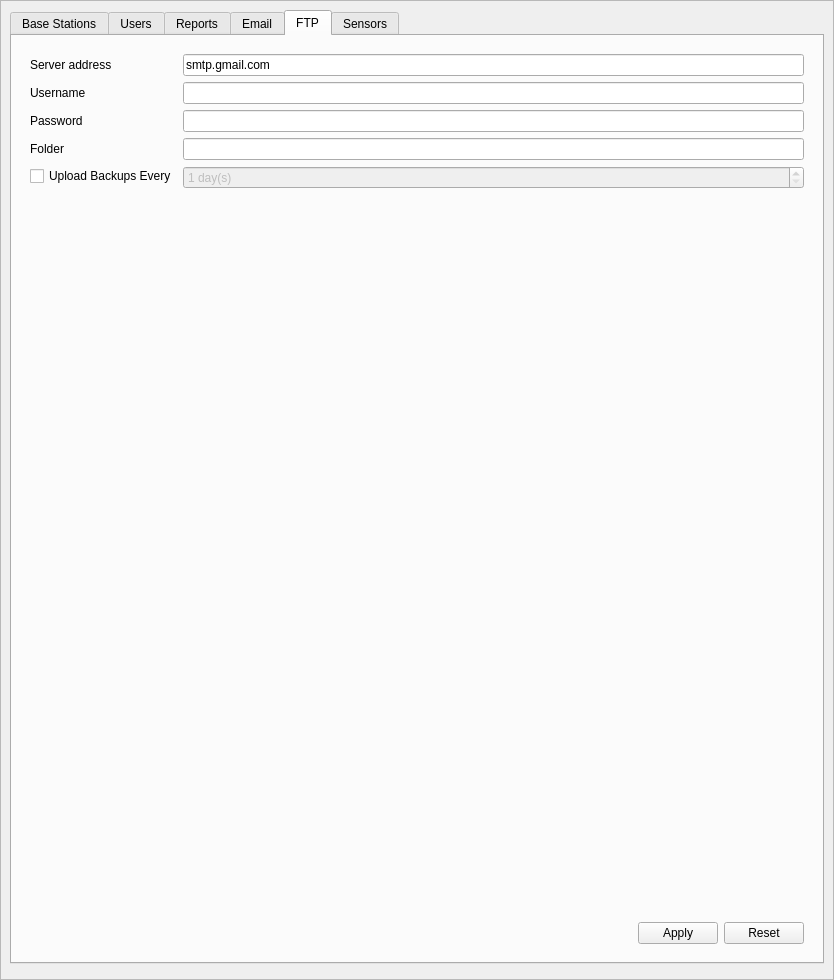
Above: manager/src/SettingsWidget.ui from porkmarks/sense before the change. Below: the same form after it.
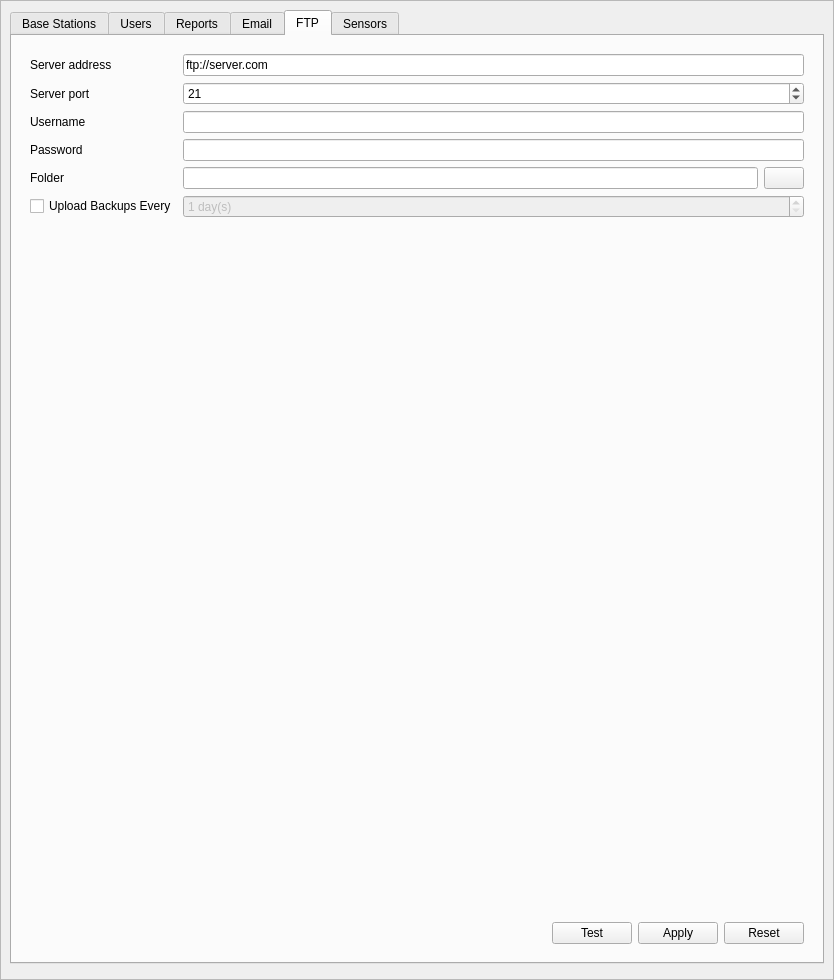
That is the form after the change. The open tabs and pages were chosen to show the change. Icons and pictures are not drawn. Custom widgets are drawn as their Qt base class.

Diff of the .ui file:
```diff
--- a/manager/src/SettingsWidget.ui
+++ b/manager/src/SettingsWidget.ui
@@ -328,67 +328,84 @@
           <layout class="QVBoxLayout" name="verticalLayout_11">
            <item>
             <widget class="QWidget" name="widget_2" native="true">
-             <layout class="QFormLayout" name="formLayout_2">
+             <layout class="QGridLayout" name="gridLayout">
               <property name="verticalSpacing">
                <number>6</number>
               </property>
-              <item row="2" column="0">
-               <widget class="QLabel" name="label_11">
-                <property name="text">
-                 <string>Server address</string>
-                </property>
-               </widget>
-              </item>
-              <item row="2" column="1">
+              <item row="0" column="1" colspan="2">
                <widget class="QLineEdit" name="ftpHost">
                 <property name="text">
-                 <string>smtp.gmail.com</string>
+                 <string>ftp://server.com</string>
                 </property>
                </widget>
               </item>
               <item row="4" column="0">
+               <widget class="QLabel" name="label_10">
+                <property name="text">
+                 <string>Folder</string>
+                </property>
+               </widget>
+              </item>
+              <item row="4" column="1">
+               <widget class="QLineEdit" name="ftpFolder"/>
+              </item>
+              <item row="5" column="0">
+               <widget class="QCheckBox" name="ftpUploadBackups">
+                <property name="text">
+                 <string>Upload Backups Every</string>
+                </property>
+               </widget>
+              </item>
+              <item row="2" column="0">
                <widget class="QLabel" name="label_12">
                 <property name="text">
                  <string>Username</string>
                 </property>
                </widget>
               </item>
-              <item row="4" column="1">
-               <widget class="QLineEdit" name="ftpUsername"/>
+              <item row="0" column="0">
+               <widget class="QLabel" name="label_11">
+                <property name="text">
+                 <string>Server address</string>
+                </property>
+               </widget>
               </item>
-              <item row="5" column="0">
+              <item row="3" column="0">
                <widget class="QLabel" name="label_13">
                 <property name="text">
                  <string>Password</string>
                 </property>
                </widget>
               </item>
-              <item row="5" column="1">
+              <item row="2" column="1" colspan="2">
+               <widget class="QLineEdit" name="ftpUsername"/>
+              </item>
+              <item row="3" column="1" colspan="2">
                <widget class="QLineEdit" name="ftpPassword">
                 <property name="echoMode">
                  <enum>QLineEdit::PasswordEchoOnEdit</enum>
                 </property>
                </widget>
               </item>
-              <item row="6" column="0">
-               <widget class="QLabel" name="label_10">
+              <item row="4" column="2">
+               <widget class="QPushButton" name="ftpBrowse">
                 <property name="text">
-                 <string>Folder</string>
+                 <string/>
                 </property>
-               </widget>
-              </item>
-              <item row="6" column="1">
-               <widget class="QLineEdit" name="ftpFolder"/>
-              </item>
-              <item row="7" column="0">
-               <widget class="QCheckBox" name="ftpUploadBackups">
-                <property name="text">
-                 <string>Upload Backups Every</string>
+                <property name="icon">
+                 <iconset resource="../res/res.qrc">
+                  <normaloff>:/icons/ui/ftp.png</normaloff>:/icons/ui/ftp.png</iconset>
                 </property>
+                <property name="iconSize">
+                 <size>
+                  <width>24</width>
+                  <height>24</height>
+                 </size>
+                </property>
                </widget>
               </item>
-              <item row="7" column="1">
-               <widget class="QSpinBox" name="spinBox">
+              <item row="5" column="1" colspan="2">
+               <widget class="QSpinBox" name="ftpBackupPeriod">
                 <property name="enabled">
                  <bool>false</bool>
                 </property>
@@ -403,6 +420,26 @@
                 </property>
                </widget>
               </item>
+              <item row="1" column="0">
+               <widget class="QLabel" name="label_14">
+                <property name="text">
+                 <string>Server port</string>
+                </property>
+               </widget>
+              </item>
+              <item row="1" column="1" colspan="2">
+               <widget class="QSpinBox" name="ftpPort">
+                <property name="minimum">
+                 <number>1</number>
+                </property>
+                <property name="maximum">
+                 <number>65535</number>
+                </property>
+                <property name="value">
+                 <number>21</number>
+                </property>
+               </widget>
+              </item>
              </layout>
             </widget>
            </item>
@@ -435,6 +472,13 @@
                 </property>
                </spacer>
               </item>
+              <item>
+               <widget class="QPushButton" name="ftpTest">
+                <property name="text">
+                 <string>Test</string>
+                </property>
+               </widget>
+              </item>
               <item>
                <widget class="QPushButton" name="ftpApply">
                 <property name="text">
```
Left out of the diff: 6 changed lines with no effect on the pictures.
